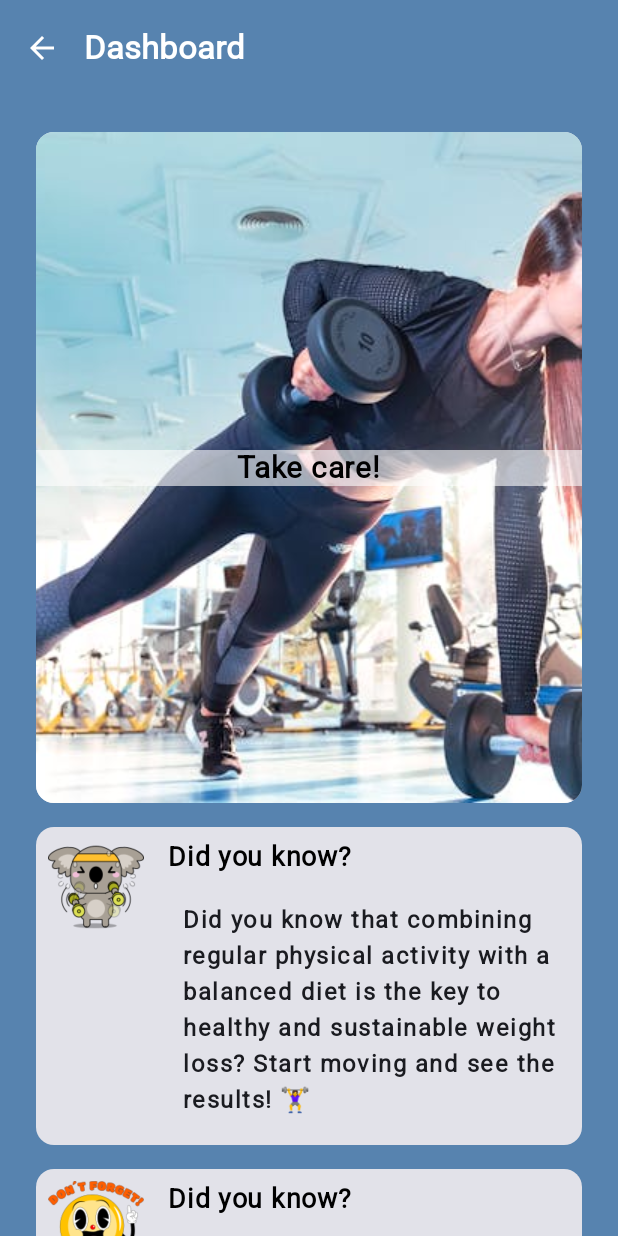
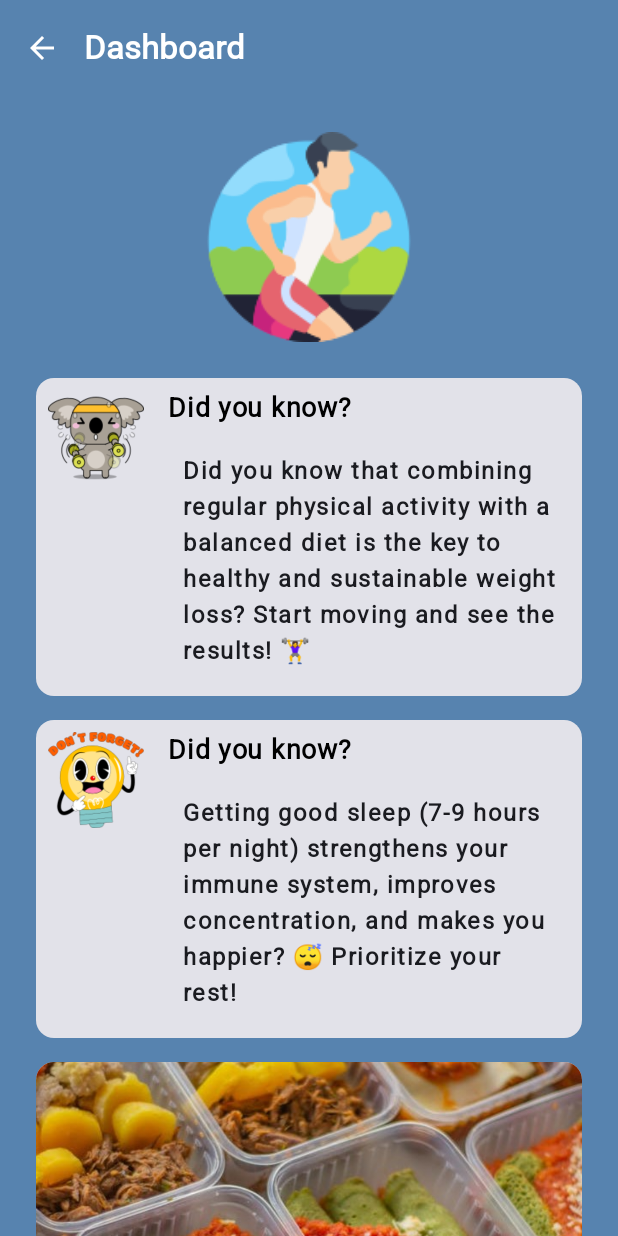
Before and after one commit to MiltonCarlosRibeiro/ecotrack-app, an Android app built with Jetpack Compose: the screen it shows after launch (MainActivity), after a tap on "Skip login", on a phone screen of 412 x 824 dp. Run offline under Robolectric (Android 15) with nearby library versions, the light colour scheme and no system bars; 1 other tap on this screen came first.

Commit message:
feat(ui): change Dashboard image and layout

```diff
--- a/app/src/main/java/br/com/fiap/ecotrack_app/screens/IntroScreen.kt
+++ b/app/src/main/java/br/com/fiap/ecotrack_app/screens/IntroScreen.kt
@@ -77,6 +77,24 @@ fun IntroScreen_rev01(navController: NavController) {
     }
 }
 
+@Composable
+fun Exercicio8() {
+    Column(
+        modifier = Modifier
+            .fillMaxWidth()
+            .padding(8.dp),
+        horizontalAlignment = Alignment.CenterHorizontally
+    ) {
+        Image(
+            painter = painterResource(id = R.drawable.corrida),
+            contentDescription = stringResource(id = R.string.running_image_desc),
+            modifier = Modifier
+                .size(140.dp)
+                .align(Alignment.CenterHorizontally)
+        )
+        Spacer(modifier = Modifier.height(8.dp))
+    }
+}
 
 
 @Composable
@@ -90,6 +108,7 @@ fun Exercicio22() {
                     .size(80.dp)
                     .padding(8.dp)
             )
+            Spacer(modifier = Modifier.height(10.dp))
             Column(
                 modifier = Modifier
                     .fillMaxWidth()
@@ -161,34 +180,7 @@ fun Exercicio7() {
     }
 }
 
-@Composable
-fun Exercicio8() {
-    Card(modifier = Modifier.padding(8.dp)) {
-        Box {
-            Image(
-                painter = painterResource(id = R.drawable.gym),
-                contentDescription = null,
-                modifier = Modifier.fillMaxSize(),
-                contentScale = ContentScale.Crop
-            )
-            Box(
-                modifier = Modifier
-                    .fillMaxWidth()
-                    .align(Alignment.Center)
-                    .background(Color.White.copy(alpha = 0.6f))
-            ) {
-                Text(
-                    text = stringResource(id = R.string.take_care),
-                    modifier = Modifier.align(Alignment.Center),
-                    fontSize = 20.sp,
-                    fontFamily = FontFamily(Font(R.font.roboto)),
-                    fontWeight = FontWeight.ExtraBold,
-                    color = Color.Black
-                )
-            }
-        }
-    }
-}
+
 
 @Composable
 fun Exercicio10(navController: NavController) {
--- a/app/src/main/res/values/strings.xml
+++ b/app/src/main/res/values/strings.xml
@@ -24,6 +24,7 @@
     <string name="meal_control">Manage Your Meals</string>
     <string name="calorie_search">Search Calories</string>
     <string name="my_meals">My Meals</string>
+    <string name="running_image_desc">Man running</string>
 
     <!-- Meals -->
     <string name="meals">Meals</string>
```
Also changed, not shown: app/src/main/res/drawable-nodpi/corrida.png (added), app/src/main/res/drawable-nodpi/salada2.png (added), 1 other file.
